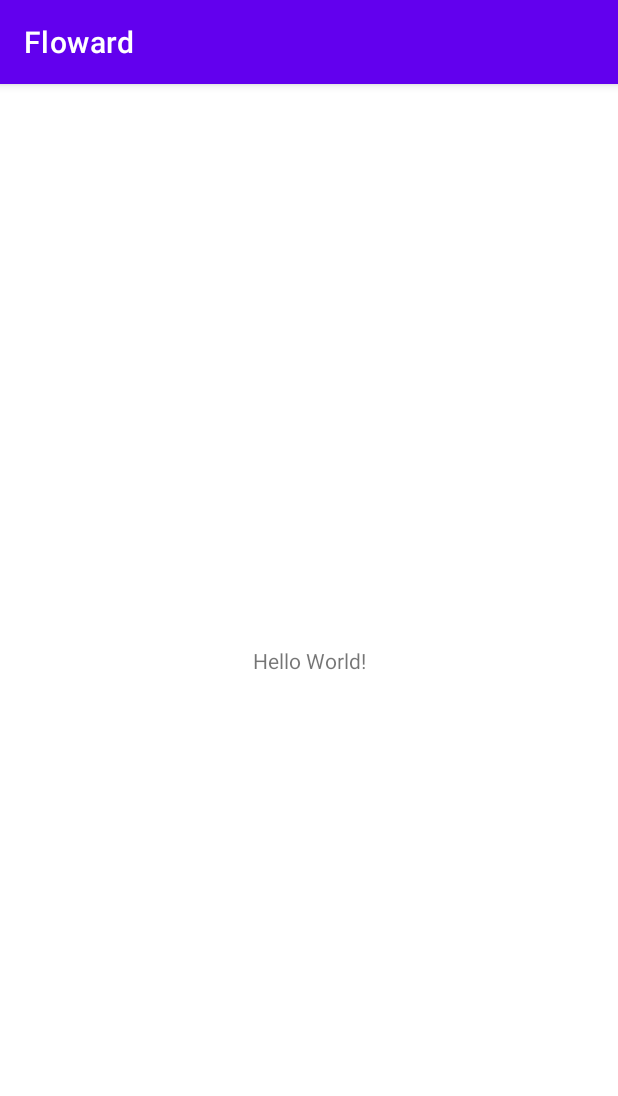
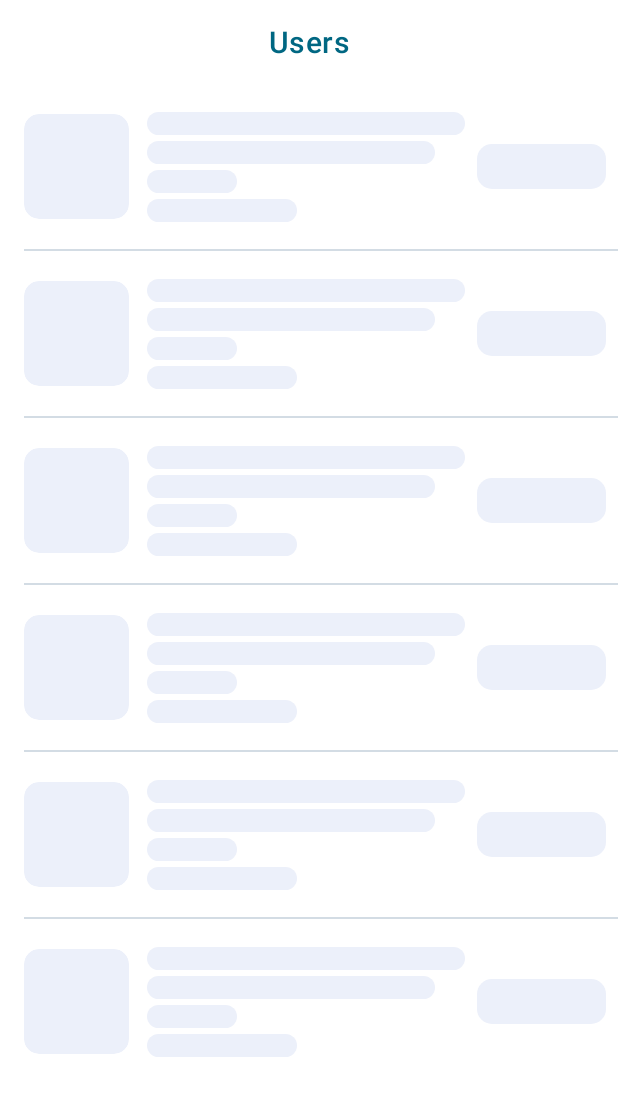
Before and after one commit to ma7moudovic/Floward, an Android app: the screen it shows after launch (MainActivity before the commit, UsersActivity after it), on a phone screen of 412 x 824 dp. Shown: the top 1096 px of the screen. Run offline under Robolectric (Android 15) with nearby library versions, the phone set to English and light mode, and no system bars; our stand-ins replace Shimmer.

Commit message:
- add network layer - add base activity - add shimmer

```diff
--- a/app/src/main/AndroidManifest.xml
+++ b/app/src/main/AndroidManifest.xml
@@ -10,7 +10,7 @@
       android:supportsRtl="true"
       android:theme="@style/Theme.Floward">
     <activity
-        android:name=".MainActivity"
+        android:name=".users.UsersActivity"
         android:exported="true">
       <intent-filter>
         <action android:name="android.intent.action.MAIN" />
--- a/app/src/main/java/com/android/floward/MainActivity.kt
+++ /dev/null
@@ -1,11 +0,0 @@
-package com.android.floward
-
-import androidx.appcompat.app.AppCompatActivity
-import android.os.Bundle
-
-class MainActivity : AppCompatActivity() {
-  override fun onCreate(savedInstanceState: Bundle?) {
-    super.onCreate(savedInstanceState)
-    setContentView(R.layout.activity_main)
-  }
-}
--- /dev/null
+++ b/app/src/main/java/com/android/floward/arch/network/ApiClient.kt
@@ -0,0 +1,6 @@
+package com.android.floward.arch.network
+
+interface ApiClient {
+
+    fun <T> getService(cls: Class<T>): T
+}
--- /dev/null
+++ b/app/src/main/java/com/android/floward/arch/network/Constants.kt
@@ -0,0 +1,8 @@
+package com.android.floward.arch.network
+
+/**
+ * Created by shar2awy on 24/08/2022.
+ */
+object Constants {
+  const val BASE_URL = ""
+}
--- /dev/null
+++ b/app/src/main/java/com/android/floward/arch/network/DefaultApiClient.kt
@@ -0,0 +1,114 @@
+package com.android.floward.arch.network
+
+import com.android.floward.BuildConfig
+import okhttp3.Interceptor
+import okhttp3.OkHttpClient
+import okhttp3.logging.HttpLoggingInterceptor
+import retrofit2.Retrofit
+import retrofit2.adapter.rxjava2.RxJava2CallAdapterFactory
+import retrofit2.converter.moshi.MoshiConverterFactory
+import java.util.concurrent.ConcurrentHashMap
+import java.util.concurrent.TimeUnit
+
+class DefaultApiClient() : ApiClient {
+
+  private val okHttpClient: OkHttpClient = buildOkHttpClient()
+  private val retrofit by lazy { buildRetrofit(okHttpClient) }
+
+  private val services: ConcurrentHashMap<Class<*>, Any> = ConcurrentHashMap()
+
+  private fun buildOkHttpClient(): OkHttpClient {
+    return OkHttpClient.Builder().addInterceptor(timeoutInterceptor())
+      .addInterceptor(loggingInterceptor()).readTimeout(60, TimeUnit.SECONDS)
+      .connectTimeout(60, TimeUnit.SECONDS).build()
+  }
+
+  private fun buildRetrofit(okHttpClient: OkHttpClient): Retrofit {
+    return Retrofit.Builder().client(okHttpClient)
+      .addCallAdapterFactory(RxJava2CallAdapterFactory.create())
+      .addConverterFactory(MoshiConverterFactory.create())
+      .baseUrl(Constants.BASE_URL).build()
+  }
+
+  private fun loggingInterceptor(): Interceptor {
+    val loggingInterceptor = HttpLoggingInterceptor()
+    val logLevel = if (BuildConfig.DEBUG) {
+      HttpLoggingInterceptor.Level.BODY
+    } else {
+      HttpLoggingInterceptor.Level.NONE
+    }
+    loggingInterceptor.level = logLevel
+    return loggingInterceptor
+  }
+
+  private fun timeoutInterceptor(): Interceptor {
+    return Interceptor { chain ->
+      val request = chain.request()
+
+      var connectTimeout = chain.connectTimeoutMillis()
+      var readTimeout = chain.readTimeoutMillis()
+      var writeTimeout = chain.writeTimeoutMillis()
+
+      val connectNew = request.header(CONNECT_TIMEOUT)
+      val readNew = request.header(READ_TIMEOUT)
+      val writeNew = request.header(WRITE_TIMEOUT)
+
+      if (!connectNew.isNullOrEmpty()) {
+        connectTimeout = Integer.valueOf(connectNew)
+      }
+      if (!readNew.isNullOrEmpty()) {
+        readTimeout = Integer.valueOf(readNew)
+      }
+      if (!writeNew.isNullOrEmpty()) {
+        writeTimeout = Integer.valueOf(writeNew)
+      }
+
+      val builder = request.newBuilder()
+      builder.removeHeader(CONNECT_TIMEOUT)
+      builder.removeHeader(READ_TIMEOUT)
+      builder.removeHeader(WRITE_TIMEOUT)
+
+      chain.withConnectTimeout(connectTimeout, TimeUnit.MILLISECONDS)
+        .withReadTimeout(readTimeout, TimeUnit.MILLISECONDS)
+        .withWriteTimeout(writeTimeout, TimeUnit.MILLISECONDS).proceed(builder.build())
+    }
+  }
+
+  @Suppress("UNCHECKED_CAST")
+  override fun <T> getService(cls: Class<T>): T {
+    if (!services.contains(cls)) {
+      services.putIfAbsent(cls, retrofit.create(cls)!!)
+    }
+    return services[cls] as T
+  }
+
+  companion object {
+    const val IS_AUTHORIZABLE = "IsAuthorizable"
+    const val CONNECT_TIMEOUT = "CONNECT_TIMEOUT"
+    const val READ_TIMEOUT = "READ_TIMEOUT"
+    const val WRITE_TIMEOUT = "WRITE_TIMEOUT"
+
+    @Volatile
+    private var INSTANCE: ApiClient? = null
+
+    @Synchronized
+    @JvmStatic
+    fun getInstance(): ApiClient {
+      val localInstance1 = INSTANCE
+      if (localInstance1 != null) {
+        return localInstance1
+      }
+
+      return synchronized(this) {
+        val localInstance2 = INSTANCE
+        if (localInstance2 != null) {
+          localInstance2
+        } else {
+          val localInstance3 = DefaultApiClient()
+          INSTANCE = localInstance3
+          localInstance3
+        }
+      }
+    }
+  }
+}
--- /dev/null
+++ b/app/src/main/java/com/android/floward/arch/ui/BaseActivity.kt
@@ -0,0 +1,22 @@
+package com.android.floward.arch.ui
+
+import android.annotation.SuppressLint
+import android.view.View
+import androidx.appcompat.app.AppCompatActivity
+
+@SuppressLint("Registered")
+abstract class BaseActivity : AppCompatActivity() {
+
+  fun drawBehindStatusBar() {
+    window.decorView.systemUiVisibility =
+      window.decorView.systemUiVisibility or View.SYSTEM_UI_FLAG_LAYOUT_STABLE or View.SYSTEM_UI_FLAG_LAYOUT_FULLSCREEN
+    window.statusBarColor = resources.getColor(android.R.color.transparent, theme)
+  }
+
+  fun setStatusBarStyle(isLight: Boolean) {
+    if (isLight) window.decorView.systemUiVisibility =
+      window.decorView.systemUiVisibility or View.SYSTEM_UI_FLAG_LIGHT_STATUS_BAR
+    else window.decorView.systemUiVisibility =
+      window.decorView.systemUiVisibility and View.SYSTEM_UI_FLAG_LIGHT_STATUS_BAR.inv()
+  }
+}
--- /dev/null
+++ b/app/src/main/java/com/android/floward/users/UsersActivity.kt
@@ -0,0 +1,16 @@
+package com.android.floward.users
+
+import android.os.Bundle
+import com.android.floward.R.layout
+import com.android.floward.arch.network.DefaultApiClient
+import com.android.floward.arch.ui.BaseActivity
+
+class UsersActivity : BaseActivity() {
+  override fun onCreate(savedInstanceState: Bundle?) {
+    super.onCreate(savedInstanceState)
+    setContentView(layout.activity_main)
+    drawBehindStatusBar()
+    setStatusBarStyle(true)
+
+  }
+}
--- /dev/null
+++ b/app/src/main/java/com/android/floward/users/data/UserRemote.kt
@@ -0,0 +1,6 @@
+package com.android.floward.users.data
+
+/**
+ * Created by shar2awy on 24/08/2022.
+ */
+data class UserRemote(val id: Int)
--- /dev/null
+++ b/app/src/main/res/drawable/shimmer_background.xml
@@ -0,0 +1,6 @@
+<?xml version="1.0" encoding="utf-8"?>
+<shape xmlns:android="http://schemas.android.com/apk/res/android"
+    android:shape="rectangle">
+  <corners android:radius="10dp" />
+  <solid android:color="@color/color_shimmer" />
+</shape>
--- a/app/src/main/res/layout/activity_main.xml
+++ b/app/src/main/res/layout/activity_main.xml
@@ -4,16 +4,73 @@
     xmlns:tools="http://schemas.android.com/tools"
     android:layout_width="match_parent"
     android:layout_height="match_parent"
-    tools:context=".MainActivity"
+    android:fitsSystemWindows="true"
+    tools:context=".users.UsersActivity"
     >
-  <TextView
-      android:layout_width="wrap_content"
+
+  <com.google.android.material.appbar.AppBarLayout
+      android:id="@+id/toolbarContainer"
+      android:layout_width="match_parent"
       android:layout_height="wrap_content"
-      android:text="Hello World!"
+      app:elevation="0dp"
+      app:layout_constraintEnd_toEndOf="parent"
+      app:layout_constraintStart_toStartOf="parent"
+      app:layout_constraintTop_toTopOf="parent"
+      >
+
+    <com.google.android.material.appbar.MaterialToolbar
+        android:id="@+id/toolbar"
+        android:layout_width="match_parent"
+        android:layout_height="?attr/actionBarSize"
+        app:title="@string/users"
+        app:titleCentered="true"
+        app:titleTextColor="@color/secondaryColor"
+        />
+
+  </com.google.android.material.appbar.AppBarLayout>
+
+  <androidx.core.widget.NestedScrollView
+      android:layout_width="match_parent"
+      android:layout_height="0dp"
+      android:background="@color/white"
+      android:visibility="visible"
+      app:layout_behavior="com.google.android.material.appbar.AppBarLayout$ScrollingViewBehavior"
       app:layout_constraintBottom_toBottomOf="parent"
-      app:layout_constraintLeft_toLeftOf="parent"
-      app:layout_constraintRight_toRightOf="parent"
-      app:layout_constraintTop_toTopOf="parent"
-      />
+      app:layout_constraintTop_toBottomOf="@+id/toolbarContainer"
+      >
+
+    <FrameLayout
+        android:layout_width="match_parent"
+        android:layout_height="match_parent"
+        >
+
+      <androidx.swiperefreshlayout.widget.SwipeRefreshLayout
+          android:id="@+id/layout_swipe_refresh"
+          android:layout_width="match_parent"
+          android:layout_height="match_parent"
+          android:background="@android:color/white"
+          app:layout_behavior="com.google.android.material.appbar.AppBarLayout$ScrollingViewBehavior"
+          >
+
+        <androidx.recyclerview.widget.RecyclerView
+            android:id="@+id/users_data_view"
+            android:layout_width="match_parent"
+            android:layout_height="wrap_content"
+            android:orientation="vertical"
+            app:layoutManager="androidx.recyclerview.widget.LinearLayoutManager"
+            tools:itemCount="2"
+            tools:listitem="@layout/item_user"
+            />
+
+      </androidx.swiperefreshlayout.widget.SwipeRefreshLayout>
+
+      <include
+          android:id="@+id/users_loading_view"
+          layout="@layout/layout_users_shimmer"
+          android:visibility="visible"
+          />
+    </FrameLayout>
+
+  </androidx.core.widget.NestedScrollView>
 
 </androidx.constraintlayout.widget.ConstraintLayout>
--- /dev/null
+++ b/app/src/main/res/layout/item_user.xml
@@ -0,0 +1,7 @@
+<?xml version="1.0" encoding="utf-8"?>
+<androidx.constraintlayout.widget.ConstraintLayout xmlns:android="http://schemas.android.com/apk/res/android"
+    android:layout_width="match_parent"
+    android:layout_height="match_parent"
+    >
+
+</androidx.constraintlayout.widget.ConstraintLayout>
--- /dev/null
+++ b/app/src/main/res/layout/item_user_shimmer.xml
@@ -0,0 +1,88 @@
+<?xml version="1.0" encoding="utf-8"?>
+<androidx.constraintlayout.widget.ConstraintLayout xmlns:android="http://schemas.android.com/apk/res/android"
+    xmlns:app="http://schemas.android.com/apk/res-auto"
+    android:layout_width="match_parent"
+    android:layout_height="110dp"
+    android:paddingTop="16dp"
+    android:paddingBottom="16dp"
+    >
+
+  <com.google.android.material.card.MaterialCardView
+      android:id="@+id/layout_user_image_shimmer_container"
+      android:layout_width="70dp"
+      android:layout_height="70dp"
+      android:layout_marginStart="16dp"
+      app:cardCornerRadius="10dp"
+      app:cardElevation="0dp"
+      app:layout_constraintBottom_toBottomOf="parent"
+      app:layout_constraintStart_toStartOf="parent"
+      app:layout_constraintTop_toTopOf="parent"
+      >
+
+    <View
+        android:id="@+id/iv_user_image"
+        android:layout_width="match_parent"
+        android:layout_height="match_parent"
+        android:background="@drawable/shimmer_background"
+        />
+  </com.google.android.material.card.MaterialCardView>
+
+  <LinearLayout
+      android:layout_width="0dp"
+      android:layout_height="wrap_content"
+      android:layout_marginStart="12dp"
+      android:layout_marginEnd="4dp"
+      android:orientation="vertical"
+      app:layout_constraintBottom_toBottomOf="parent"
+      app:layout_constraintEnd_toStartOf="@id/btn_join_shimmer"
+      app:layout_constraintStart_toEndOf="@id/layout_user_image_shimmer_container"
+      app:layout_constraintTop_toTopOf="parent"
+      >
+
+    <View
+        android:id="@+id/tv_user_location_shimmer"
+        android:layout_width="match_parent"
+        android:layout_height="15dp"
+        android:layout_marginEnd="4dp"
+        android:background="@drawable/shimmer_background"
+        />
+
+    <View
+        android:id="@+id/tv_user_title_shimmer"
+        android:layout_width="match_parent"
+        android:layout_height="15dp"
+        android:layout_marginTop="4dp"
+        android:layout_marginEnd="24dp"
+        android:background="@drawable/shimmer_background"
+        />
+
+    <View
+        android:id="@+id/tv_user_title_continued_shimmer"
+        android:layout_width="60dp"
+        android:layout_height="15dp"
+        android:layout_marginTop="4dp"
+        android:background="@drawable/shimmer_background"
+        />
+
+    <View
+        android:id="@+id/tv_user_members_count_shimmer"
+        android:layout_width="100dp"
+        android:layout_height="15dp"
+        android:layout_marginTop="4dp"
+        android:background="@drawable/shimmer_background"
+        />
+  </LinearLayout>
+
+  <View
+      android:id="@+id/btn_join_shimmer"
+      android:layout_width="86dp"
+      android:layout_height="30dp"
+      android:layout_marginEnd="8dp"
+      android:background="@drawable/shimmer_background"
+      app:layout_constraintBottom_toBottomOf="parent"
+      app:layout_constraintEnd_toEndOf="parent"
+      app:layout_constraintTop_toTopOf="parent"
+      app:strokeWidth="1dp"
+      />
+
+</androidx.constraintlayout.widget.ConstraintLayout>
--- /dev/null
+++ b/app/src/main/res/layout/layout_users_shimmer.xml
@@ -0,0 +1,54 @@
+<?xml version="1.0" encoding="utf-8"?>
+<com.facebook.shimmer.ShimmerFrameLayout xmlns:android="http://schemas.android.com/apk/res/android"
+    android:id="@+id/layout_parent"
+    android:layout_width="match_parent"
+    android:layout_height="match_parent">
+
+  <LinearLayout
+      android:layout_width="match_parent"
+      android:layout_height="match_parent"
+      android:orientation="vertical">
+
+    <include layout="@layout/item_user_shimmer" />
+
+    <View
+        android:layout_width="match_parent"
+        android:layout_height="1dp"
+        android:layout_marginStart="16dp"
+        android:background="#D3DCE4" />
+
+    <include layout="@layout/item_user_shimmer" />
+
+    <View
+        android:layout_width="match_parent"
+        android:layout_height="1dp"
+        android:layout_marginStart="16dp"
+        android:background="#D3DCE4" />
+
+    <include layout="@layout/item_user_shimmer" />
+
+    <View
+        android:layout_width="match_parent"
+        android:layout_height="1dp"
+        android:layout_marginStart="16dp"
+        android:background="#D3DCE4" />
+
+    <include layout="@layout/item_user_shimmer" />
+
+    <View
+        android:layout_width="match_parent"
+        android:layout_height="1dp"
+        android:layout_marginStart="16dp"
+        android:background="#D3DCE4" />
+
+    <include layout="@layout/item_user_shimmer" />
+
+    <View
+        android:layout_width="match_parent"
+        android:layout_height="1dp"
+        android:layout_marginStart="16dp"
+        android:background="#D3DCE4" />
+
+    <include layout="@layout/item_user_shimmer" />
+  </LinearLayout>
+</com.facebook.shimmer.ShimmerFrameLayout>
--- a/app/src/main/res/values-night/themes.xml
+++ /dev/null
@@ -1,16 +0,0 @@
-<resources xmlns:tools="http://schemas.android.com/tools">
-  <!-- Base application theme. -->
-  <style name="Theme.Floward" parent="Theme.MaterialComponents.DayNight.DarkActionBar">
-    <!-- Primary brand color. -->
-    <item name="colorPrimary">@color/purple_200</item>
-    <item name="colorPrimaryVariant">@color/purple_700</item>
-    <item name="colorOnPrimary">@color/black</item>
-    <!-- Secondary brand color. -->
-    <item name="colorSecondary">@color/teal_200</item>
-    <item name="colorSecondaryVariant">@color/teal_200</item>
-    <item name="colorOnSecondary">@color/black</item>
-    <!-- Status bar color. -->
-    <item name="android:statusBarColor" tools:targetApi="l">?attr/colorPrimaryVariant</item>
-    <!-- Customize your theme here. -->
-  </style>
-</resources>
--- a/app/src/main/res/values/colors.xml
+++ b/app/src/main/res/values/colors.xml
@@ -1,10 +1,18 @@
 <?xml version="1.0" encoding="utf-8"?>
 <resources>
-  <color name="purple_200">#FFBB86FC</color>
-  <color name="purple_500">#FF6200EE</color>
-  <color name="purple_700">#FF3700B3</color>
-  <color name="teal_200">#FF03DAC5</color>
-  <color name="teal_700">#FF018786</color>
   <color name="black">#FF000000</color>
   <color name="white">#FFFFFFFF</color>
+
+  <color name="primaryColor">#ffffff</color>
+  <color name="primaryLightColor">#ffffff</color>
+  <color name="primaryDarkColor">#cccccc</color>
+  <color name="primaryTextColor">#000000</color>
+
+  <color name="secondaryColor">#006782</color>
+  <color name="secondaryLightColor">#4995b2</color>
+  <color name="secondaryDarkColor">#003c55</color>
+  <color name="secondaryTextColor">#ffffff</color>
+
+  <color name="color_shimmer">#ECF0FA</color>
+
 </resources>
--- a/app/src/main/res/values/strings.xml
+++ b/app/src/main/res/values/strings.xml
@@ -1,3 +1,4 @@
 <resources>
   <string name="app_name">Floward</string>
+  <string name="users">Users</string>
 </resources>
--- a/app/src/main/res/values/themes.xml
+++ b/app/src/main/res/values/themes.xml
@@ -1,14 +1,14 @@
 <resources xmlns:tools="http://schemas.android.com/tools">
   <!-- Base application theme. -->
-  <style name="Theme.Floward" parent="Theme.MaterialComponents.DayNight.DarkActionBar">
+  <style name="Theme.Floward" parent="Theme.MaterialComponents.Light.NoActionBar">
     <!-- Primary brand color. -->
-    <item name="colorPrimary">@color/purple_500</item>
-    <item name="colorPrimaryVariant">@color/purple_700</item>
-    <item name="colorOnPrimary">@color/white</item>
+    <item name="colorPrimary">@color/primaryColor</item>
+    <item name="colorPrimaryVariant">@color/primaryColor</item>
+    <item name="colorOnPrimary">@color/primaryTextColor</item>
     <!-- Secondary brand color. -->
-    <item name="colorSecondary">@color/teal_200</item>
-    <item name="colorSecondaryVariant">@color/teal_700</item>
-    <item name="colorOnSecondary">@color/black</item>
+    <item name="colorSecondary">@color/secondaryColor</item>
+    <item name="colorSecondaryVariant">@color/secondaryDarkColor</item>
+    <item name="colorOnSecondary">@color/secondaryTextColor</item>
     <!-- Status bar color. -->
     <item name="android:statusBarColor" tools:targetApi="l">?attr/colorPrimaryVariant</item>
     <!-- Customize your theme here. -->
```
Also changed, not shown: app/build.gradle (+6 -2 lines).
